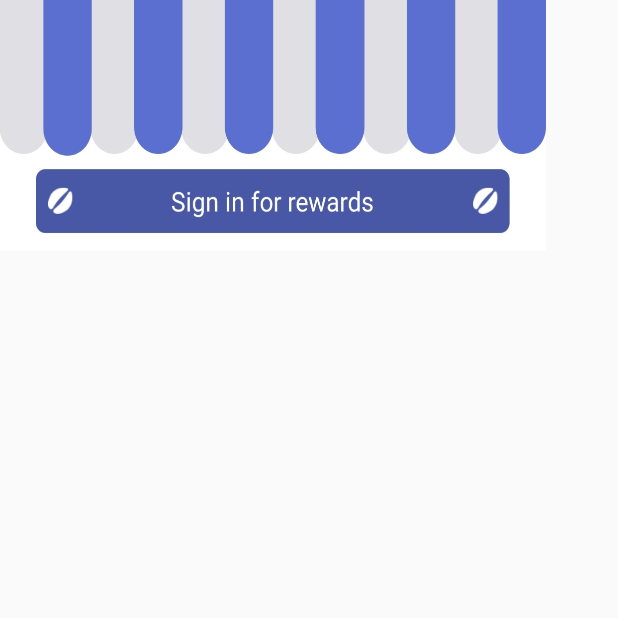
After one commit to happysiddharth/coffee-meets-bagel, an Android app: the SignInForRewards screen opened directly, with no data from a screen before it, on a phone screen of 412 x 824 dp, the top half of it. The commit adds this screen. Run offline under Robolectric (Android 15) with nearby library versions, the phone set to English and light mode, and no system bars.

Commit message:
sign of reward page pending

```diff
--- a/app/src/main/AndroidManifest.xml
+++ b/app/src/main/AndroidManifest.xml
@@ -9,7 +9,8 @@
         android:roundIcon="@mipmap/ic_launcher_round"
         android:supportsRtl="true"
         android:theme="@style/Theme.CoffeeMeetsBagel">
-        <activity android:name=".IntoPage3Final"></activity>
+        <activity android:name=".SignInForRewards"></activity>
+        <activity android:name=".IntoPage3Final" />
         <activity android:name=".IntroPage2" />
         <activity android:name=".IntroStep1" />
         <activity android:name=".TermsAndPrivacy" />
--- a/app/src/main/java/com/example/coffeemeetsbagel/MainActivity.java
+++ b/app/src/main/java/com/example/coffeemeetsbagel/MainActivity.java
@@ -25,7 +25,7 @@ public class MainActivity extends AppCompatActivity {
         fb_login_btn.setOnClickListener(new View.OnClickListener() {
             @Override
             public void onClick(View v) {
-                Intent fbLoginIntent = new Intent(getApplicationContext(),IntroStep1.class);
+                Intent fbLoginIntent = new Intent(getApplicationContext(),SignInForRewards.class);
                 startActivity(fbLoginIntent);
             }
         });
--- /dev/null
+++ b/app/src/main/java/com/example/coffeemeetsbagel/SignInForRewards.java
@@ -0,0 +1,14 @@
+package com.example.coffeemeetsbagel;
+
+import androidx.appcompat.app.AppCompatActivity;
+
+import android.os.Bundle;
+
+public class SignInForRewards extends AppCompatActivity {
+
+    @Override
+    protected void onCreate(Bundle savedInstanceState) {
+        super.onCreate(savedInstanceState);
+        setContentView(R.layout.activity_sign_in_for_rewards);
+    }
+}
--- /dev/null
+++ b/app/src/main/res/layout/activity_sign_in_for_rewards.xml
@@ -0,0 +1,33 @@
+<?xml version="1.0" encoding="utf-8"?>
+<androidx.constraintlayout.widget.ConstraintLayout xmlns:android="http://schemas.android.com/apk/res/android"
+    xmlns:app="http://schemas.android.com/apk/res-auto"
+    xmlns:tools="http://schemas.android.com/tools"
+    android:layout_width="match_parent"
+    android:layout_height="match_parent"
+    tools:context=".SignInForRewards">
+
+    <ImageView
+        android:id="@+id/imageView2"
+        android:layout_width="364dp"
+        android:layout_height="167dp"
+        android:scaleType="fitXY"
+        app:layout_constraintBottom_toBottomOf="parent"
+        app:layout_constraintEnd_toEndOf="parent"
+        app:layout_constraintHorizontal_bias="0.0"
+        app:layout_constraintStart_toStartOf="parent"
+        app:layout_constraintTop_toTopOf="parent"
+        app:layout_constraintVertical_bias="0.0"
+        app:srcCompat="@drawable/curtain" />
+
+    <Button
+        android:id="@+id/button"
+        android:layout_width="316dp"
+        android:layout_height="40dp"
+        android:background="@android:color/transparent"
+        app:layout_constraintBottom_toBottomOf="@+id/imageView2"
+        app:layout_constraintEnd_toEndOf="parent"
+        app:layout_constraintHorizontal_bias="0.462"
+        app:layout_constraintStart_toStartOf="parent"
+        app:layout_constraintTop_toTopOf="parent"
+        app:layout_constraintVertical_bias="0.816" />
+</androidx.constraintlayout.widget.ConstraintLayout>
--- a/app/src/main/res/layout/activity_terms_and_privacy.xml
+++ b/app/src/main/res/layout/activity_terms_and_privacy.xml
@@ -67,8 +67,8 @@
     </LinearLayout>
 
     <ScrollView
-        android:layout_width="295dp"
-        android:layout_height="625dp"
+        android:layout_width="316dp"
+        android:layout_height="640dp"
         app:layout_constraintBottom_toBottomOf="parent"
         app:layout_constraintEnd_toStartOf="@+id/guideline3"
         app:layout_constraintStart_toStartOf="@+id/guideline2"
```
Also changed, not shown: app/src/main/res/drawable-v24/curtain.jpg (added).
